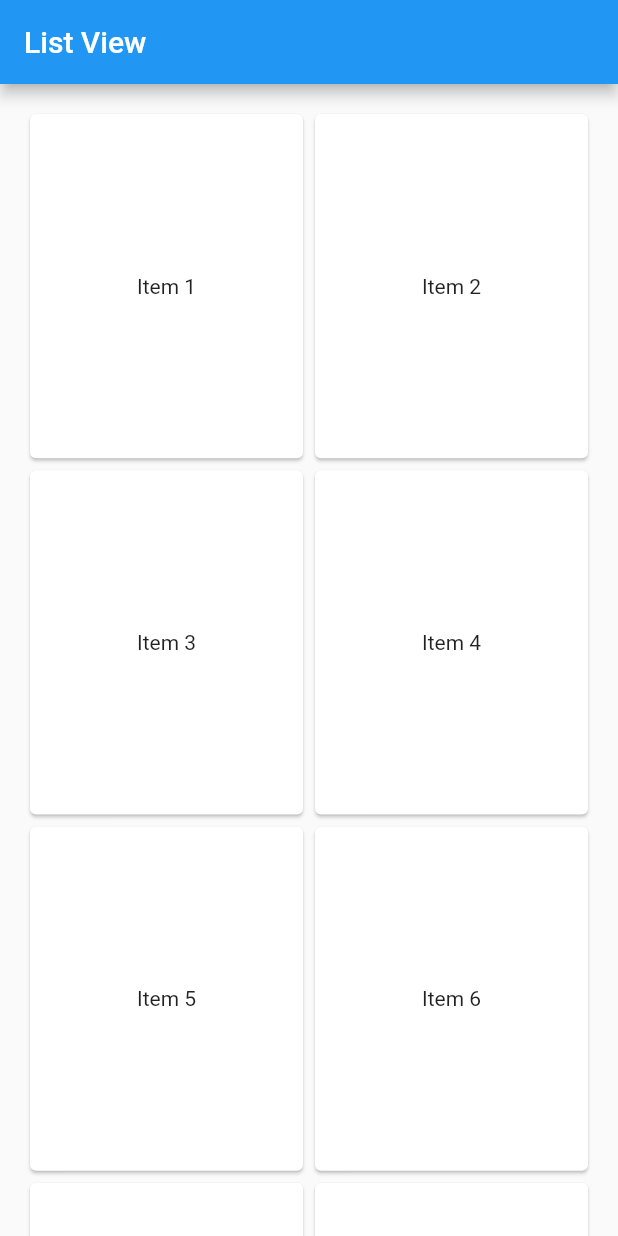
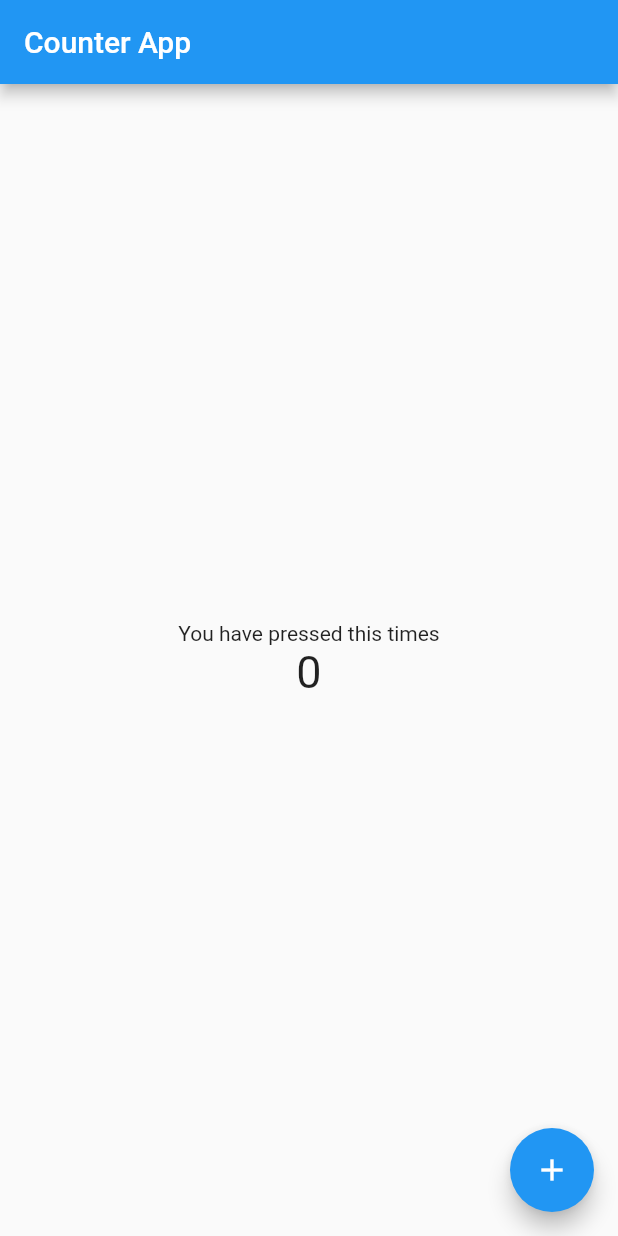
Before and after one commit to shayekh/lead-flutter, a Flutter app: the screen it shows after launch, on a phone screen of 412 x 824 dp. Run offline on Flutter 3.47's test engine with Material 2 defaults, Android fonts, the phone set to English and light mode, and no system bars.

```diff
--- a/lib/main.dart
+++ b/lib/main.dart
@@ -1,3 +1,4 @@
+import 'package:basic_widgets/screens/counter_app.dart';
 import 'package:basic_widgets/screens/list_view_example.dart';
 import 'package:flutter/material.dart';
 
@@ -17,7 +18,7 @@ class MyApp extends StatelessWidget {
   Widget build(BuildContext context) {
     return MaterialApp(
       debugShowCheckedModeBanner: false,
-      home: ListViewExample(),
+      home: CounterApp(),
     );
   }
 }
--- /dev/null
+++ b/lib/screens/counter_app.dart
@@ -0,0 +1,46 @@
+import 'package:flutter/material.dart';
+
+class CounterApp extends StatefulWidget {
+  const CounterApp({super.key});
+
+  @override
+  State<CounterApp> createState() => _CounterAppState();
+}
+
+class _CounterAppState extends State<CounterApp> {
+  int _count = 0;
+
+  @override
+  Widget build(BuildContext context) {
+    return Scaffold(
+      appBar: AppBar(
+        title: const Text(
+          'Counter App',
+        ),
+      ),
+      body: Center(
+        child: Column(
+          mainAxisSize: MainAxisSize.min,
+          children: [
+            const Text('You have pressed this times'),
+            Text(
+              '$_count',
+              style: const TextStyle(fontSize: 30),
+            ),
+          ],
+        ),
+      ),
+      floatingActionButton: FloatingActionButton(
+        onPressed: _increment,
+        child: const Icon(Icons.add),
+      ),
+    );
+  }
+
+  _increment() {
+    setState(() {
+      _count++;
+    });
+    // print(_count);
+  }
+}
```
